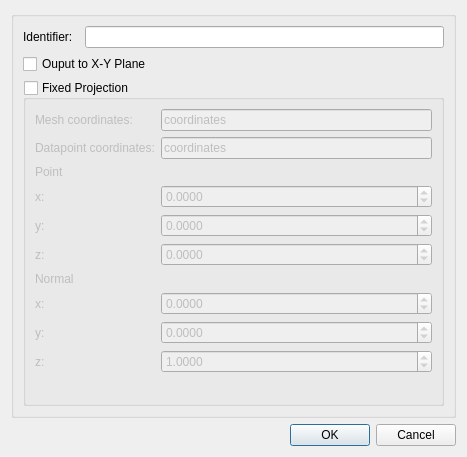
First picture: the form in mapclientplugins/meshprojectionstep/qt/configuredialog.ui, repository mapclient-plugins/mapclientplugins.meshprojectionstep, before the edit.
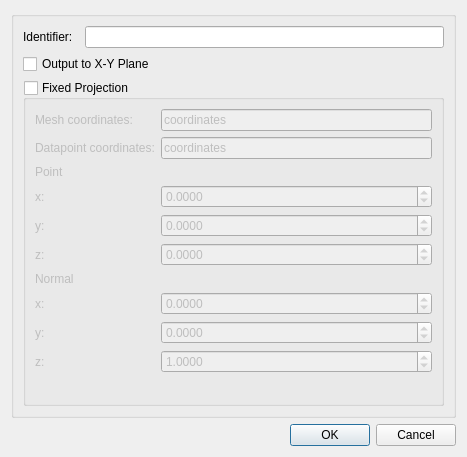
Second picture: the form after the edit.

Commit message: Fix typo in 'Output to X-Y Plane'.

Patch:
```diff
--- a/mapclientplugins/meshprojectionstep/qt/configuredialog.ui
+++ b/mapclientplugins/meshprojectionstep/qt/configuredialog.ui
@@ -40,7 +40,7 @@
          <string>Rotate the projected mesh from its arbitrary 2D plane onto the X-Y plane for standardised output.</string>
         </property>
         <property name="text">
-         <string>Ouput to X-Y Plane</string>
+         <string>Output to X-Y Plane</string>
         </property>
        </widget>
       </item>
```
The commit also changes 1 other file.
